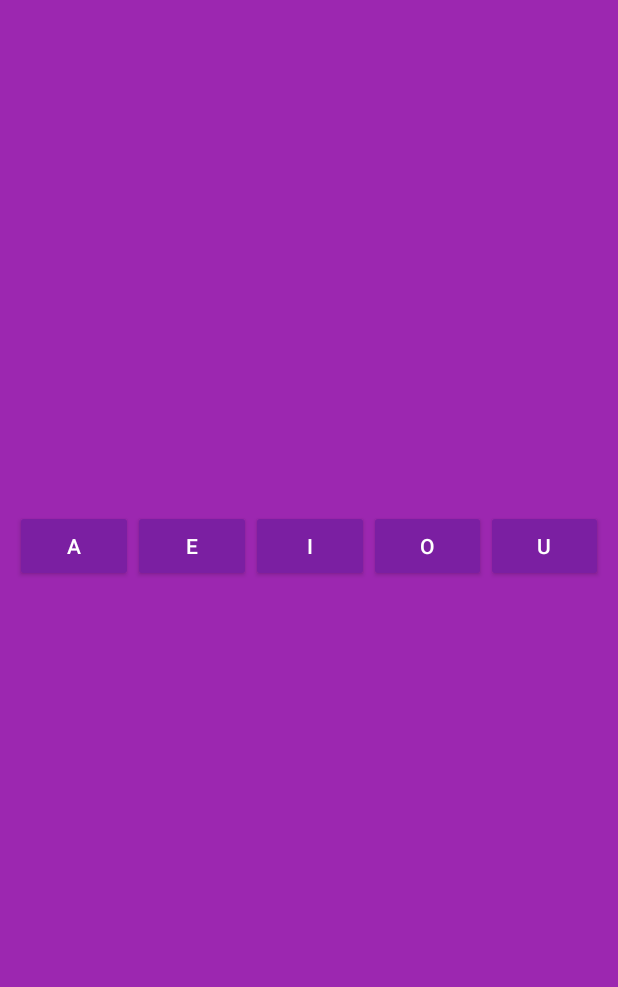
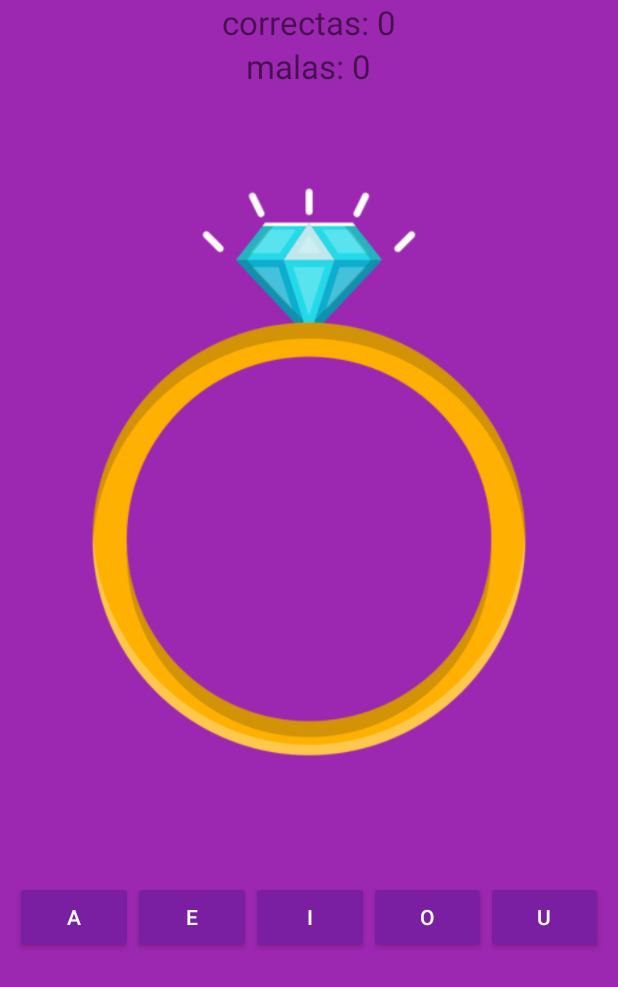
Before and after one commit to joshuansu0897/AppMoviles, an Android app: the Quiz screen opened directly, with no data from a screen before it, on a phone screen of 412 x 824 dp. Shown: the top 987 px of the screen. Run offline under Robolectric (Android 15) with nearby library versions, the phone set to English and light mode, and no system bars; our stand-ins replace ButterKnife.

Commit message:
terminado con imgs chilas

```diff
--- a/Vocales/app/src/main/java/com/example/vocales/Aprender.java
+++ b/Vocales/app/src/main/java/com/example/vocales/Aprender.java
@@ -82,7 +82,7 @@ public class Aprender extends AppCompatActivity {
         vocales.add(new Vocal("oveja", "oveja", "o"));
 
         //u
-        vocales.add(new Vocal("universo", "universo", "u"));
+        vocales.add(new Vocal("ukelele", "ukelele", "u"));
         vocales.add(new Vocal("uno", "uno", "u"));
         vocales.add(new Vocal("uva", "uva", "u"));
 
@@ -147,4 +147,8 @@ public class Aprender extends AppCompatActivity {
                 break;
         }
     }
+
+    public void onDestroy() {
+        super.onDestroy();
+    }
 }
--- a/Vocales/app/src/main/java/com/example/vocales/Quiz.java
+++ b/Vocales/app/src/main/java/com/example/vocales/Quiz.java
@@ -2,25 +2,51 @@ package com.example.vocales;
 
 import androidx.appcompat.app.AppCompatActivity;
 
+import android.graphics.Color;
 import android.media.MediaPlayer;
 import android.os.Bundle;
+import android.speech.tts.TextToSpeech;
 import android.view.View;
+import android.widget.ImageView;
+import android.widget.TextView;
+import android.widget.Toast;
 
 import com.example.vocales.Utils.Vocal;
+import com.google.android.material.snackbar.Snackbar;
 
 import java.util.ArrayList;
+import java.util.Locale;
+import java.util.Random;
+
+import butterknife.BindView;
+import butterknife.ButterKnife;
 
 public class Quiz extends AppCompatActivity {
 
-    private MediaPlayer audio;
     private ArrayList<Vocal> vocales;
+    private ArrayList<String> msgCorrecto;
+    private ArrayList<String> msgMal;
+    private TextToSpeech textToSpeech;
+    private Vocal vocal = null;
+    private int malas = 0;
+    private int buenas = 0;
+
+    @BindView(R.id.imgQuiz)
+    ImageView imgQuiz;
+    @BindView(R.id.bien_count)
+    TextView bien_count;
+    @BindView(R.id.mal_count)
+    TextView mal_count;
 
     @Override
     protected void onCreate(Bundle savedInstanceState) {
         super.onCreate(savedInstanceState);
         setContentView(R.layout.activity_quiz);
+        ButterKnife.bind(this);
 
         vocales = new ArrayList<>();
+        msgMal = new ArrayList<>();
+        msgCorrecto = new ArrayList<>();
 
         //a
         vocales.add(new Vocal("abeja", "abeja", "a"));
@@ -43,15 +69,88 @@ public class Quiz extends AppCompatActivity {
         vocales.add(new Vocal("oveja", "oveja", "o"));
 
         //u
-        vocales.add(new Vocal("universo", "universo", "u"));
+        vocales.add(new Vocal("ukelele", "ukelele", "u"));
         vocales.add(new Vocal("uno", "uno", "u"));
         vocales.add(new Vocal("uva", "uva", "u"));
+
+        msgCorrecto.add("Muy bien! :D");
+        msgCorrecto.add("Correcto!");
+        msgCorrecto.add("Perfecto :D");
+
+        msgMal.add("Casi :(");
+        msgMal.add("No ;-;");
+        msgMal.add("Sigue practicando! :D");
+
+        textToSpeech = new TextToSpeech(this, status -> {
+            if (status != TextToSpeech.ERROR) {
+                textToSpeech.setLanguage(Locale.getDefault());
+            }
+        });
+
+        setRandomData();
     }
 
-    void sonido(View view) {
-        String vocal = view.getTag().toString();
-        int id = getResources().getIdentifier("FILENAME_WITHOUT_EXTENSION", "raw", getPackageName());
-        audio = MediaPlayer.create(this, id);
-        audio.start();
+    private void setRandomData() {
+        int rnd = randomArray(vocales);
+        vocal = vocales.get(rnd);
+        int id = getResources().getIdentifier(vocal.getImage(), "raw", getPackageName());
+        imgQuiz.setImageResource(id);
+    }
+
+    private int randomArray(ArrayList arr) {
+        return new Random().nextInt(arr.size());
+    }
+
+    private void habla(String palabras) {
+        textToSpeech.speak(palabras, TextToSpeech.QUEUE_FLUSH, null, null);
+    }
+
+    public void response(View view) {
+        switch (view.getId()) {
+            case R.id.a:
+                compare(view, "a");
+                break;
+            case R.id.e:
+                compare(view, "e");
+                break;
+            case R.id.i:
+                compare(view, "i");
+                break;
+            case R.id.o:
+                compare(view, "o");
+                break;
+            case R.id.u:
+                compare(view, "u");
+                break;
+        }
+    }
+
+    private void compare(View view, String letter) {
+        if (vocal.getVocal().equals(letter)) {
+            int rnd = randomArray(msgCorrecto);
+
+            Snackbar mSnackBar = Snackbar.make(view, msgCorrecto.get(rnd), Snackbar.LENGTH_LONG);
+            mSnackBar.getView().setBackgroundColor(Color.rgb(75, 175, 75));
+            mSnackBar.show();
+            buenas++;
+            bien_count.setText("correctas:" + buenas);
+        } else {
+            int rnd = randomArray(msgMal);
+
+            Snackbar mSnackBar = Snackbar.make(view, msgMal.get(rnd), Snackbar.LENGTH_LONG);
+            mSnackBar.getView().setBackgroundColor(Color.rgb(220, 75, 75));
+            mSnackBar.show();
+            malas++;
+            mal_count.setText("malas:" + malas);
+        }
+        setRandomData();
+    }
+
+    public void sonido(View view) {
+        habla(vocal.getSound());
+    }
+
+    public void onDestroy() {
+        super.onDestroy();
     }
 }
--- a/Vocales/app/src/main/res/layout/activity_quiz.xml
+++ b/Vocales/app/src/main/res/layout/activity_quiz.xml
@@ -15,13 +15,33 @@
         <RelativeLayout
             android:layout_width="match_parent"
             android:layout_height="match_parent"
-            android:layout_weight="0.6">
+            android:layout_weight="0.3">
+
+            <TextView
+                android:id="@+id/bien_count"
+                android:layout_width="wrap_content"
+                android:layout_height="wrap_content"
+                android:layout_centerHorizontal="true"
+                android:text="@string/correctas_0"
+                android:textSize="22sp" />
+
+            <TextView
+                android:id="@+id/mal_count"
+                android:layout_width="wrap_content"
+                android:layout_height="wrap_content"
+                android:layout_below="@id/bien_count"
+                android:layout_centerHorizontal="true"
+                android:text="@string/malas_0"
+                android:textSize="22sp" />
 
             <ImageView
+                android:id="@+id/imgQuiz"
                 android:layout_width="wrap_content"
                 android:layout_height="wrap_content"
+                android:layout_below="@id/mal_count"
                 android:layout_centerInParent="true"
                 android:clickable="true"
+                android:focusable="true"
                 android:onClick="sonido" />
 
         </RelativeLayout>
@@ -29,7 +49,7 @@
         <ScrollView
             android:layout_width="match_parent"
             android:layout_height="match_parent"
-            android:layout_weight="0.4"
+            android:layout_weight="0.7"
             android:fillViewport="true">
 
             <LinearLayout
@@ -42,45 +62,45 @@
                     android:id="@+id/a"
                     android:layout_width="wrap_content"
                     android:layout_height="wrap_content"
+                    android:layout_weight="4"
+                    android:onClick="response"
                     android:text="@string/vocal_a"
-                    android:tag="a"
-                    android:layout_weight="4"
                     android:theme="@style/RaisedButtonDark" />
 
                 <Button
                     android:id="@+id/e"
                     android:layout_width="wrap_content"
                     android:layout_height="wrap_content"
+                    android:layout_weight="4"
+                    android:onClick="response"
                     android:text="@string/vocal_e"
-                    android:tag="e"
-                    android:layout_weight="4"
                     android:theme="@style/RaisedButtonDark" />
 
                 <Button
                     android:id="@+id/i"
                     android:layout_width="wrap_content"
                     android:layout_height="wrap_content"
+                    android:layout_weight="4"
+                    android:onClick="response"
                     android:text="@string/vocal_i"
-                    android:tag="i"
-                    android:layout_weight="4"
                     android:theme="@style/RaisedButtonDark" />
 
                 <Button
                     android:id="@+id/o"
                     android:layout_width="wrap_content"
                     android:layout_height="wrap_content"
+                    android:layout_weight="4"
+                    android:onClick="response"
                     android:text="@string/vocal_o"
-                    android:tag="o"
-                    android:layout_weight="4"
                     android:theme="@style/RaisedButtonDark" />
 
                 <Button
                     android:id="@+id/u"
                     android:layout_width="wrap_content"
                     android:layout_height="wrap_content"
+                    android:layout_weight="4"
+                    android:onClick="response"
                     android:text="@string/vocal_u"
-                    android:tag="u"
-                    android:layout_weight="4"
                     android:theme="@style/RaisedButtonDark" />
             </LinearLayout>
         </ScrollView>
--- a/Vocales/app/src/main/res/values/strings.xml
+++ b/Vocales/app/src/main/res/values/strings.xml
@@ -9,4 +9,6 @@
     <string name="vocal_u">u</string>
     <string name="regresar">Regresar</string>
     <string name="siguiente">Siguiente</string>
+    <string name="correctas_0">correctas: 0</string>
+    <string name="malas_0">malas: 0</string>
 </resources>
```
Also changed, not shown: Vocales/app/src/main/res/raw/anillo.png, Vocales/app/src/main/res/raw/elefante.png, Vocales/app/src/main/res/raw/estrella.png, Vocales/app/src/main/res/raw/iguana.png, Vocales/app/src/main/res/raw/isla.png, Vocales/app/src/main/res/raw/ukelele.png (added), Vocales/app/src/main/res/raw/universo.png (deleted), Vocales/app/src/main/res/raw/uno.png.
